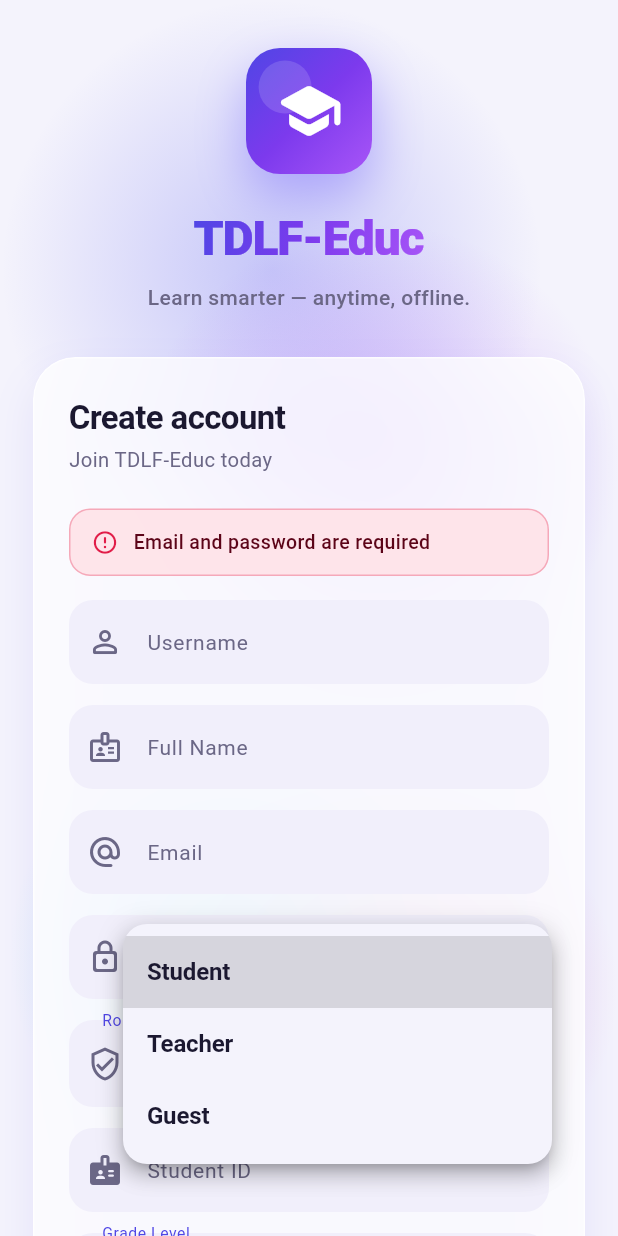
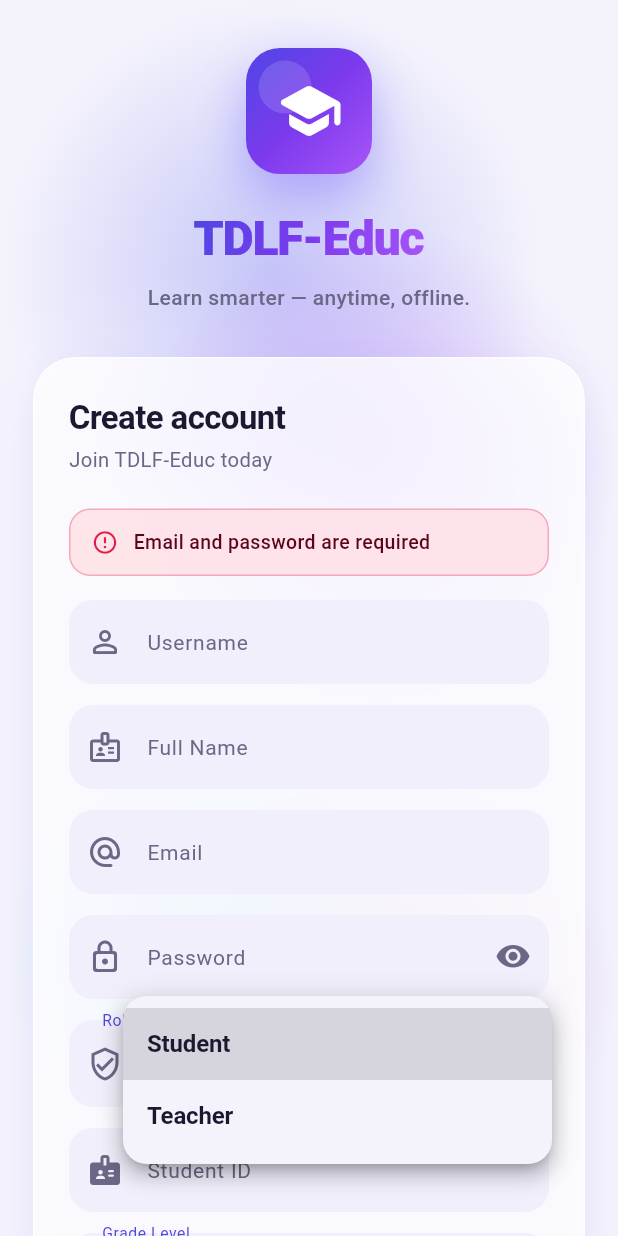
Before and after one commit to SamWise-10/ITE101-Project, a Flutter app: the screen it shows after launch, after a tap on "Sign In", after a tap on "Sign Up", after a tap on "Student", on a phone screen of 412 x 824 dp. Run offline on Flutter 3.47's test engine with Material 3 defaults, Android fonts, the phone set to English and light mode, and no system bars; our stand-ins replace dio, open_filex, shared_preferences, sqflite, sqflite_common_ffi, supabase_flutter; accounts and stored records are empty.

Commit message:
Embedded re-entry polish, About credits, and dead-code cleanup
- Fix the welcome/login flash when re-opening the module from the host:
  AuthProvider now adopts the persisted Supabase session synchronously on
  the first frame, and the init FutureBuilder spinner is skipped once setup
  has already completed. No flash on Continue/login then back-and-forth.
- About dialog: add the project's group members under a "Developers" section.
- Remove inert guest mode (it could never activate): the "Browsing as Guest"
  profile view, the "Continue as guest" button, the isGuest guards, and the
  selectable "Guest" sign-up role.
- Remove unused API methods (submitAttempts, submitQuizResults) left over
  from the offline-outbox refactor, plus dead pre-Supabase REST config.

```diff
--- a/lib/config/app_config.dart
+++ b/lib/config/app_config.dart
@@ -1,7 +1,6 @@
 class AppConfig {
   static const String appName = 'TDLF-Educ';
   static const String appVersion = '1.0.0';
-  static const String apiBaseUrl = 'http://10.0.19.22:8000';
 
   // ── Supabase (cloud backend) ──────────────────────────────────────────────
   // The anon key is a public client key — safe to ship. Access control is
@@ -17,19 +16,8 @@ class AppConfig {
   // convenience — not a production-grade SSO.)
   static const String hostAccountSecret = 'tdlf-educ::tawitawi::v1';
 
-  // API Endpoints
-  static const String loginEndpoint = '/login';
-  static const String signupEndpoint = '/signup';
-  static const String booksEndpoint = '/books';
-  static const String quizzesEndpoint = '/quizzes';
-  static const String coursesEndpoint = '/courses';
-  static const String usersEndpoint = '/users';
-  static const String quizResultsEndpoint = '/quiz-results';
-  static const String studentsEndpoint = '/students';
-
-  // User Roles
-  static const List<String> userRoles = ['Student', 'Teacher', 'Guest'];
-  static const String developerRole = 'Developer';
+  // User Roles (selectable at sign-up)
+  static const List<String> userRoles = ['Student', 'Teacher'];
 
   // Grade / Year levels (for students)
   static const List<String> gradeLevels = [
--- a/lib/providers/auth_provider.dart
+++ b/lib/providers/auth_provider.dart
@@ -7,7 +7,6 @@ class AuthProvider extends ChangeNotifier {
   Map<String, dynamic>? _currentUser;
   bool _isLoading = false;
   String? _errorMessage;
-  bool _isGuest = false;
   bool _isEmbedded = false;
 
   Map<String, dynamic>? get currentUser => _currentUser;
@@ -15,12 +14,8 @@ class AuthProvider extends ChangeNotifier {
   String? get errorMessage => _errorMessage;
   bool get isLoggedIn => _currentUser != null;
 
-  /// True while browsing without a real account (the synthetic guest identity).
-  /// Becomes false once the user signs in. Guests can't edit their profile.
-  bool get isGuest => _isGuest;
-
-  /// True for the whole lifetime of an embedded launch (host super-app), even
-  /// after a guest signs in — so the "return to host" controls stay available.
+  /// True for the whole lifetime of an embedded launch (host super-app), so the
+  /// "return to host" controls stay available.
   bool get isEmbedded => _isEmbedded;
 
   /// [embedded] is set by the host launcher (TdlfEducApp(embedded: true)).
@@ -50,7 +45,17 @@ class AuthProvider extends ChangeNotifier {
   }
 
   Future<void> _initializeUser() async {
-    _currentUser = await _authService.getCurrentUser();
+    // Adopt an existing session synchronously (runs during construction, before
+    // the first await) so `isLoggedIn` is already true on the first frame — this
+    // is what stops the welcome/login screen flashing on embedded re-entry.
+    final cached = _authService.sessionUserSync();
+    if (cached != null) {
+      _currentUser = cached;
+      notifyListeners();
+    }
+    // Then refresh the full profile (course, student_id, etc.) from cloud/cache.
+    final full = await _authService.getCurrentUser();
+    if (full != null) _currentUser = full;
     notifyListeners();
   }
 
@@ -58,7 +63,6 @@ class AuthProvider extends ChangeNotifier {
   /// Used by the Profile screen's pull-to-refresh / reload so a stalled or
   /// not-yet-loaded session can be recovered without restarting the app.
   Future<void> refreshUser() async {
-    if (_isGuest) return; // guest identity is synthetic; nothing to refresh
     _currentUser = await _authService.getCurrentUser();
     notifyListeners();
   }
@@ -75,7 +79,6 @@ class AuthProvider extends ChangeNotifier {
         await _authService.signInAsHostUser(email: email, fullName: fullName);
     if (error == null) {
       _currentUser = await _authService.getCurrentUser();
-      _isGuest = false;
     }
     _isLoading = false;
     _errorMessage = error;
@@ -145,7 +148,6 @@ class AuthProvider extends ChangeNotifier {
 
       if (error == null) {
         _currentUser = await _authService.getCurrentUser();
-        _isGuest = false; // promoted from guest to a real, synced account
       }
 
       _isLoading = false;
--- a/lib/screens/auth/login_screen.dart
+++ b/lib/screens/auth/login_screen.dart
@@ -77,9 +77,8 @@ class _LoginScreenState extends State<LoginScreen> {
       password: _passwordCtrl.text,
     );
     if (success && mounted) {
-      // If we were pushed on top (a guest tapping "Sign in" inside the embedded
-      // app), just pop — the app underneath rebuilds as the now-real user.
-      // Otherwise (standalone first launch) go to the home route.
+      // If this screen was pushed on top of another route, pop so the app
+      // underneath rebuilds as the now-signed-in user; otherwise go to home.
       final nav = Navigator.of(context);
       if (nav.canPop()) {
         nav.pop();
@@ -139,17 +138,6 @@ class _LoginScreenState extends State<LoginScreen> {
                 constraints: const BoxConstraints(maxWidth: 460),
                 child: Column(
                   children: [
-                    // Shown only when this screen was pushed on top (a guest in
-                    // the embedded app chose to sign in) — lets them go back.
-                    if (Navigator.of(context).canPop())
-                      Align(
-                        alignment: Alignment.centerLeft,
-                        child: TextButton.icon(
-                          onPressed: () => Navigator.of(context).maybePop(),
-                          icon: const Icon(Icons.arrow_back_rounded, size: 18),
-                          label: const Text('Continue as guest'),
-                        ),
-                      ),
                     _buildHeader(context),
                     const SizedBox(height: 30),
                     _buildCard(context),
--- a/lib/services/auth_service.dart
+++ b/lib/services/auth_service.dart
@@ -236,6 +236,30 @@ class AuthService {
     return 'tt_${digest.toString().substring(0, 28)}';
   }
 
+  /// A minimal profile built **synchronously** from the already-restored
+  /// Supabase session (no network, no await). Returns `null` if not signed in.
+  ///
+  /// Used on launch / embedded re-entry so the app knows it's logged in on the
+  /// very first frame — otherwise `getCurrentUser()`'s async fetch leaves a gap
+  /// where the welcome/login screen flashes before the session resolves.
+  Map<String, dynamic>? sessionUserSync() {
+    try {
+      final u = _sb.auth.currentUser;
+      if (u == null) return null;
+      final meta = u.userMetadata ?? const {};
+      return {
+        'id': u.id,
+        'email': u.email ?? '',
+        'username':
+            (meta['username'] ?? u.email?.split('@').first ?? '').toString(),
+        'full_name': (meta['full_name'] ?? '').toString(),
+        'role': (meta['role'] ?? 'Student').toString(),
+      };
+    } catch (_) {
+      return null; // Supabase not initialized yet — treated as signed out.
+    }
+  }
+
   /// Returns the current user's profile, or `null` if not signed in.
   /// Refreshes from Supabase when online, falls back to the local cache offline.
   Future<Map<String, dynamic>?> getCurrentUser() async {
--- a/lib/tdlf_educ_app.dart
+++ b/lib/tdlf_educ_app.dart
@@ -106,6 +106,10 @@ class _TdlfEducAppState extends State<TdlfEducApp> {
 
   @override
   Widget build(BuildContext context) {
+    // Already initialized (e.g. returning from the host) — build immediately so
+    // there's no loading-spinner flash on re-entry. The first launch still waits
+    // on the FutureBuilder below.
+    if (_initialized) return _buildApp(context);
     return FutureBuilder<void>(
       future: _ready,
       builder: (context, snapshot) {
@@ -121,6 +125,12 @@ class _TdlfEducAppState extends State<TdlfEducApp> {
             ),
           );
         }
+        return _buildApp(context);
+      },
+    );
+  }
+
+  Widget _buildApp(BuildContext context) {
     return MultiProvider(
       providers: [
         ChangeNotifierProvider(create: (_) => ThemeProvider()),
@@ -138,8 +148,6 @@ class _TdlfEducAppState extends State<TdlfEducApp> {
         showWelcome: widget.embedded && !_continued,
         onProceed: () => setState(() => _continued = true),
       ),
-        );
-      },
     );
   }
 }
```
Also changed, not shown: lib/screens/profile_screen.dart (+6 -68 lines), lib/screens/settings_screen.dart (+12 -0 lines), lib/services/api_service.dart (+0 -28 lines). Lines whose indentation alone changed are shown as unchanged.
